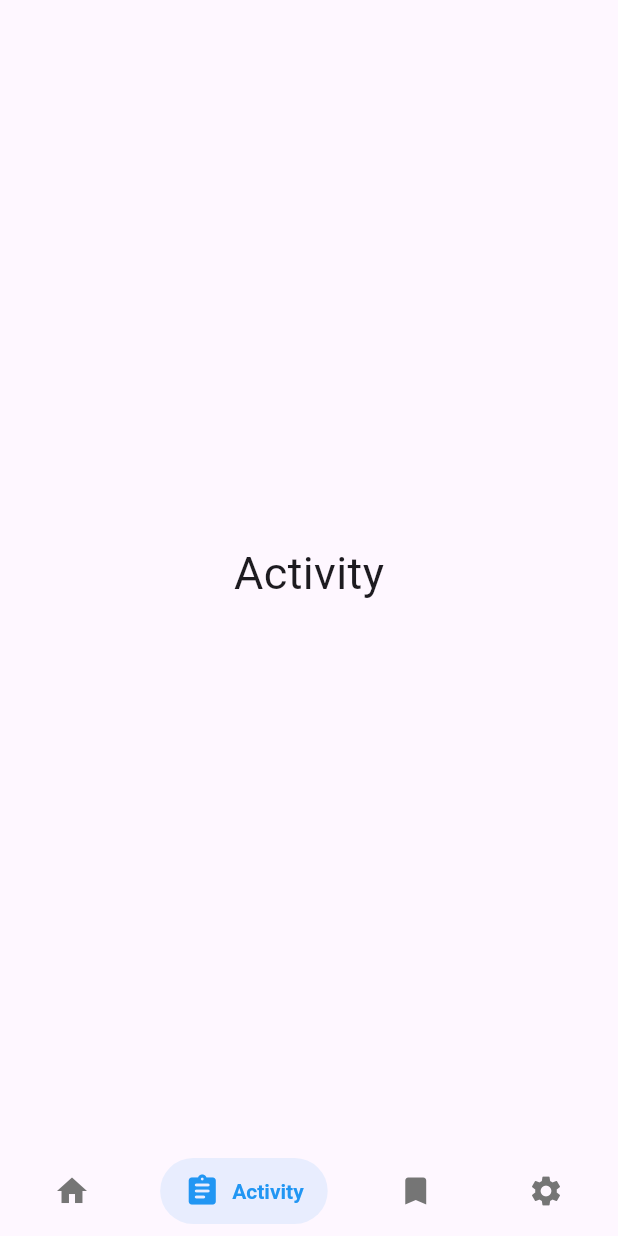
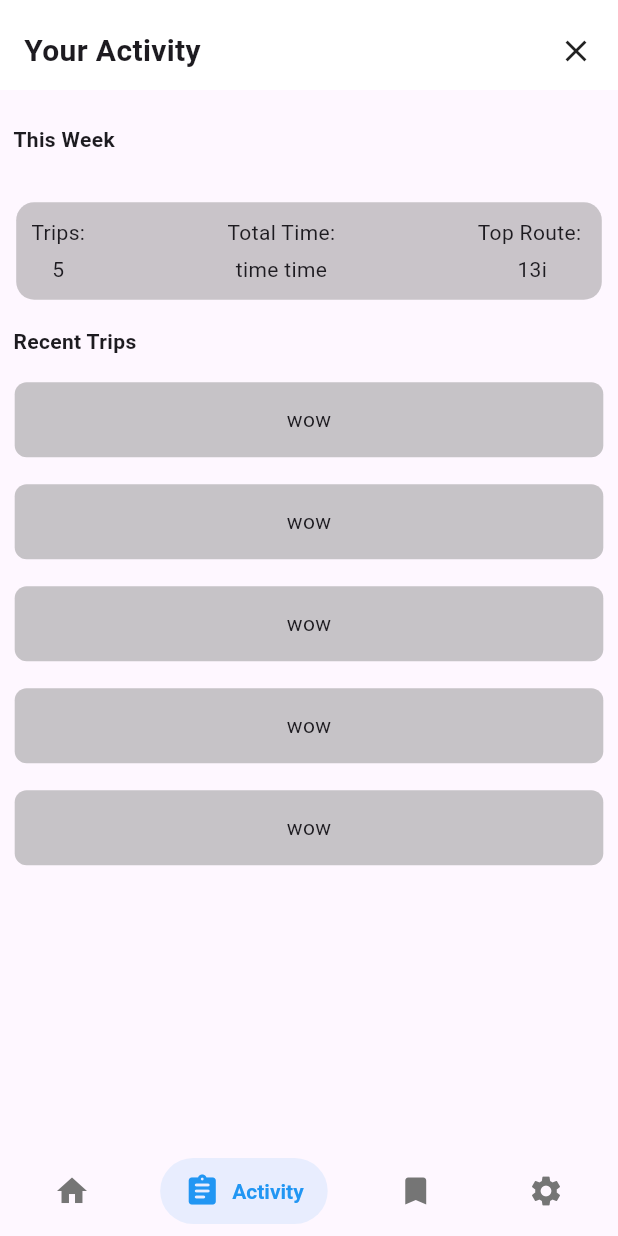
Before and after one commit to ladajules/Jeep-Jam, a Flutter app: the RecentActivityPage screen opened by its route, on a phone screen of 412 x 824 dp. Run offline on Flutter 3.47's test engine with Material 3 defaults, Android fonts, the light colour scheme and no system bars; drawn by our look-alikes of salomon_bottom_bar; our stand-ins replace flutter_dotenv, geocoding, geolocator, google_maps_flutter, logger, lottie and 2 more; accounts and stored records are empty.

Commit message:
will fix the activity page more when im not depressed AAWJWDBJAHD

```diff
--- a/testing/lib/pages/recent_activity_page.dart
+++ b/testing/lib/pages/recent_activity_page.dart
@@ -1,4 +1,5 @@
 import 'package:flutter/material.dart';
+import 'package:testing/widgets/sticky_header_delegate.dart';
 import '../controllers/navigation_manager.dart';
 import '../widgets/bottom_nav_bar.dart';
 
@@ -11,20 +12,178 @@ class RecentActivityPage extends StatefulWidget {
 
 class _RecentActivityPageState extends State<RecentActivityPage> {
   int currentIndex = 1;
+  final int totalTrips = 5; //hardcoded
+
   final NavigationManager nav = NavigationManager();
 
   @override
   Widget build(BuildContext context) {
     return Scaffold(
-      body: Center(
-        child: Text(
-          'Activity',
-          style: TextStyle(
-            fontSize: 30,
-          ),
+      body: SafeArea(
+        child: CustomScrollView(
+          slivers: [
+            SliverPersistentHeader(
+              pinned: true,
+              delegate: StickyHeaderDelegate(
+                minHeight: 60,
+                maxHeight: 60,
+                child: Container(
+                  color: Colors.white,  // Add background
+                  child: Column(
+                    mainAxisAlignment: MainAxisAlignment.center,
+                    children: [
+                      Container(
+                        margin: EdgeInsets.only(bottom: 4),  // Reduced margin
+                        width: 40,
+                        height: 4,
+                      ),
+                      Padding(
+                        padding: const EdgeInsets.symmetric(horizontal: 16.0),
+                        child: Row(
+                          mainAxisAlignment: MainAxisAlignment.spaceBetween,
+                          children: [
+                            Text(
+                              'Your Activity',
+                              style: TextStyle(
+                                fontSize: 20,
+                                fontWeight: FontWeight.bold,
+                              ),
+                            ),
+                            GestureDetector(
+                              onTap: () {
+                                setState(() => currentIndex = 0);
+                                nav.navigate(context, 0);
+                              },
+                              child: Icon(Icons.close),
+                            ),
+                          ],
+                        ),
+                      ),
+                    ],
+                  ),
+                ),
+              )
+            ),
+
+            SliverPadding(
+              padding: EdgeInsets.all(0.8),
+              sliver: SliverList(
+                delegate: SliverChildListDelegate([
+
+                  SizedBox(height: 14),
+
+                  Padding(
+                    padding: EdgeInsets.all(8),
+                    child: Text('This Week',
+                          style: TextStyle(
+                            fontWeight: FontWeight.bold
+                          ),
+                        ),
+                  ),
+
+                  SizedBox(height: 14),
+
+                  // Container(
+                  //   decoration: BoxDecoration(
+                  //     color: Colors.black,
+                  //     borderRadius: BorderRadius.circular(12)
+                  //   ),
+                    Padding(
+                      padding: const EdgeInsets.all(10),
+                      child: Container(
+                        decoration: BoxDecoration(
+                          color: const Color.fromARGB(108, 128, 127, 127),
+                          borderRadius: BorderRadius.circular(12),
+                        ),
+                        child: Padding(
+                          padding: EdgeInsets.all(10),
+                          child:
+                          Row(
+                            mainAxisAlignment: MainAxisAlignment.spaceBetween,
+                            children: [
+                              Column(
+                                children: [
+                                  Text(
+                                    'Trips:'
+                                  ),
+                                  SizedBox(height: 5),
+
+                                  Text(
+                                    '$totalTrips'
+                                  )
+                                ],
+                              ),
+
+
+                              Column(
+                                children: [
+                                  Text(
+                                    'Total Time:'
+                                  ),
+                                  SizedBox(height: 5),
+                                  Text(
+                                    'time time'
+                                  )
+                                ],
+                              ),
+
+                              Column(
+                                children: [
+                                  Text(
+                                    'Top Route: '
+                                  ),
+                                  SizedBox(height: 5),
+                                  Text(
+                                    '13i'
+                                  )
+                                ],
+                              ),
+                            ],
+                          ),
+
+
+                        ),
+                      ),
+                    ),
+
+                Padding(
+                    padding: EdgeInsets.all(8),
+                    child: Text('Recent Trips',
+                          style: TextStyle(
+                            fontWeight: FontWeight.bold
+                          ),
+                        ),
+                  ),
+
+                  ...List.generate(totalTrips,
+                  (index) => Padding(
+                    padding:
+                    EdgeInsets.all(9),
+                    child: Container(
+                      height: 50,
+                      decoration: BoxDecoration(
+                          color: const Color.fromARGB(148, 158, 158, 158),
+                          borderRadius: BorderRadius.circular(8),
+                        ),
+
+                      child: Column(
+                        mainAxisAlignment: MainAxisAlignment.center,
+                        children: [
+                          Text('wow')
+                        ],
+                      ),
+
+                    ),
+                    )
+                  ),
+
+                ]
+                ),
+              ),
+            ),
+          ],
         ),
       ),
-
       bottomNavigationBar: JeepJamBottomNavbar(
         currentIndex: currentIndex,
         onTap: (index) {
```
